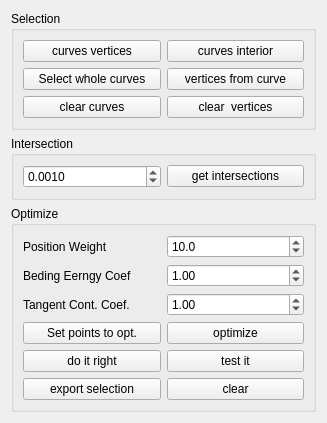
Before: the Qt Designer form elastic/elasticpanel.ui in nullas/PetGL, drawn with Qt 5.
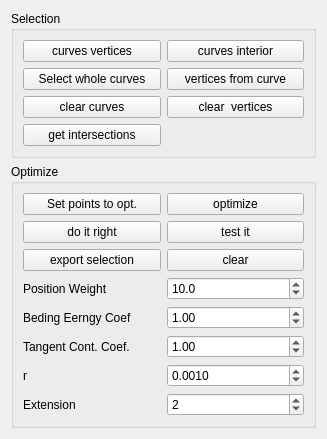
After: the same form once the commit is applied.

Commit message: To change the Bending Energy

The edit to the form file:
```diff
--- a/elastic/elasticpanel.ui
+++ b/elastic/elasticpanel.ui
@@ -7,7 +7,7 @@
     <x>0</x>
     <y>0</y>
     <width>327</width>
-    <height>379</height>
+    <height>387</height>
    </rect>
   </property>
   <property name="windowTitle">
@@ -62,6 +62,13 @@
         </property>
        </widget>
       </item>
+      <item row="3" column="0">
+       <widget class="QPushButton" name="pushButton_intersection">
+        <property name="text">
+         <string>get intersections</string>
+        </property>
+       </widget>
+      </item>
      </layout>
     </widget>
    </item>
@@ -72,27 +79,6 @@
      </property>
      <layout class="QGridLayout" name="gridLayout">
       <item row="5" column="1">
-       <widget class="QPushButton" name="pushButton_clear">
-        <property name="text">
-         <string>clear</string>
-        </property>
-       </widget>
-      </item>
-      <item row="1" column="1">
-       <widget class="QDoubleSpinBox" name="doubleSpinBox_BendingEnergyCoef">
-        <property name="value">
-         <double>1.000000000000000</double>
-        </property>
-       </widget>
-      </item>
-      <item row="4" column="1">
-       <widget class="QPushButton" name="pushButton_test">
-        <property name="text">
-         <string>test it</string>
-        </property>
-       </widget>
-      </item>
-      <item row="2" column="1">
        <widget class="QDoubleSpinBox" name="doubleSpinBox_TangentConstraintsCoef">
         <property name="decimals">
          <number>2</number>
@@ -105,49 +91,44 @@
         </property>
        </widget>
       </item>
-      <item row="4" column="0">
+      <item row="6" column="1">
+       <widget class="QDoubleSpinBox" name="doubleSpinBox_collisionradius">
+        <property name="decimals">
+         <number>4</number>
+        </property>
+        <property name="maximum">
+         <double>1.000000000000000</double>
+        </property>
+        <property name="singleStep">
+         <double>0.001000000000000</double>
+        </property>
+        <property name="value">
+         <double>0.001000000000000</double>
+        </property>
+       </widget>
+      </item>
+      <item row="6" column="0">
+       <widget class="QLabel" name="label_r">
+        <property name="text">
+         <string>r</string>
+        </property>
+       </widget>
+      </item>
+      <item row="3" column="0">
+       <widget class="QLabel" name="label_PositionConstraintsWeight">
+        <property name="text">
+         <string>Position Weight</string>
+        </property>
+       </widget>
+      </item>
+      <item row="1" column="0">
        <widget class="QPushButton" name="pushButton_doitright">
         <property name="text">
          <string>do it right</string>
         </property>
        </widget>
       </item>
-      <item row="3" column="0">
-       <widget class="QPushButton" name="pushButton_setInvolved">
-        <property name="text">
-         <string>Set points to opt.</string>
-        </property>
-       </widget>
-      </item>
       <item row="3" column="1">
-       <widget class="QPushButton" name="pushButton_optimize">
-        <property name="text">
-         <string>optimize</string>
-        </property>
-       </widget>
-      </item>
-      <item row="2" column="0">
-       <widget class="QLabel" name="label">
-        <property name="text">
-         <string>Tangent Cont. Coef.</string>
-        </property>
-       </widget>
-      </item>
-      <item row="1" column="0">
-       <widget class="QLabel" name="label_BendingEnergyCoef">
-        <property name="text">
-         <string>Beding Eerngy Coef</string>
-        </property>
-       </widget>
-      </item>
-      <item row="0" column="0">
-       <widget class="QLabel" name="label_PositionConstraintsWeight">
-        <property name="text">
-         <string>Position Weight</string>
-        </property>
-       </widget>
-      </item>
-      <item row="0" column="1">
        <widget class="QDoubleSpinBox" name="doubleSpinBox_PositionConstraintsWeight">
         <property name="decimals">
          <number>1</number>
@@ -160,42 +141,73 @@
         </property>
        </widget>
       </item>
+      <item row="0" column="1">
+       <widget class="QPushButton" name="pushButton_optimize">
+        <property name="text">
+         <string>optimize</string>
+        </property>
+       </widget>
+      </item>
+      <item row="0" column="0">
+       <widget class="QPushButton" name="pushButton_setInvolved">
+        <property name="text">
+         <string>Set points to opt.</string>
+        </property>
+       </widget>
+      </item>
       <item row="5" column="0">
+       <widget class="QLabel" name="label_TangentCoef">
+        <property name="text">
+         <string>Tangent Cont. Coef.</string>
+        </property>
+       </widget>
+      </item>
+      <item row="4" column="0">
+       <widget class="QLabel" name="label_BendingEnergyCoef">
+        <property name="text">
+         <string>Beding Eerngy Coef</string>
+        </property>
+       </widget>
+      </item>
+      <item row="4" column="1">
+       <widget class="QDoubleSpinBox" name="doubleSpinBox_BendingEnergyCoef">
+        <property name="value">
+         <double>1.000000000000000</double>
+        </property>
+       </widget>
+      </item>
+      <item row="1" column="1">
+       <widget class="QPushButton" name="pushButton_test">
+        <property name="text">
+         <string>test it</string>
+        </property>
+       </widget>
+      </item>
+      <item row="2" column="0">
        <widget class="QPushButton" name="pushButton_exprotSelection">
         <property name="text">
          <string>export selection</string>
         </property>
        </widget>
       </item>
-     </layout>
-    </widget>
-   </item>
-   <item row="1" column="0">
-    <widget class="QGroupBox" name="groupBox_2">
-     <property name="title">
-      <string>Intersection</string>
-     </property>
-     <layout class="QGridLayout" name="gridLayout_3">
-      <item row="0" column="0">
-       <widget class="QDoubleSpinBox" name="doubleSpinBox_collisionradius">
-        <property name="decimals">
-         <number>4</number>
+      <item row="2" column="1">
+       <widget class="QPushButton" name="pushButton_clear">
+        <property name="text">
+         <string>clear</string>
         </property>
-        <property name="maximum">
-         <double>1.000000000000000</double>
+       </widget>
+      </item>
+      <item row="7" column="0">
+       <widget class="QLabel" name="label_Extension">
+        <property name="text">
+         <string>Extension</string>
         </property>
-        <property name="singleStep">
-         <double>0.001000000000000</double>
-        </property>
+       </widget>
+      </item>
+      <item row="7" column="1">
+       <widget class="QSpinBox" name="spinBox_extension">
         <property name="value">
-         <double>0.001000000000000</double>
-        </property>
-       </widget>
-      </item>
-      <item row="0" column="1">
-       <widget class="QPushButton" name="pushButton_intersection">
-        <property name="text">
-         <string>get intersections</string>
+         <number>2</number>
         </property>
        </widget>
       </item>
```
The commit also changes 7 other files.
